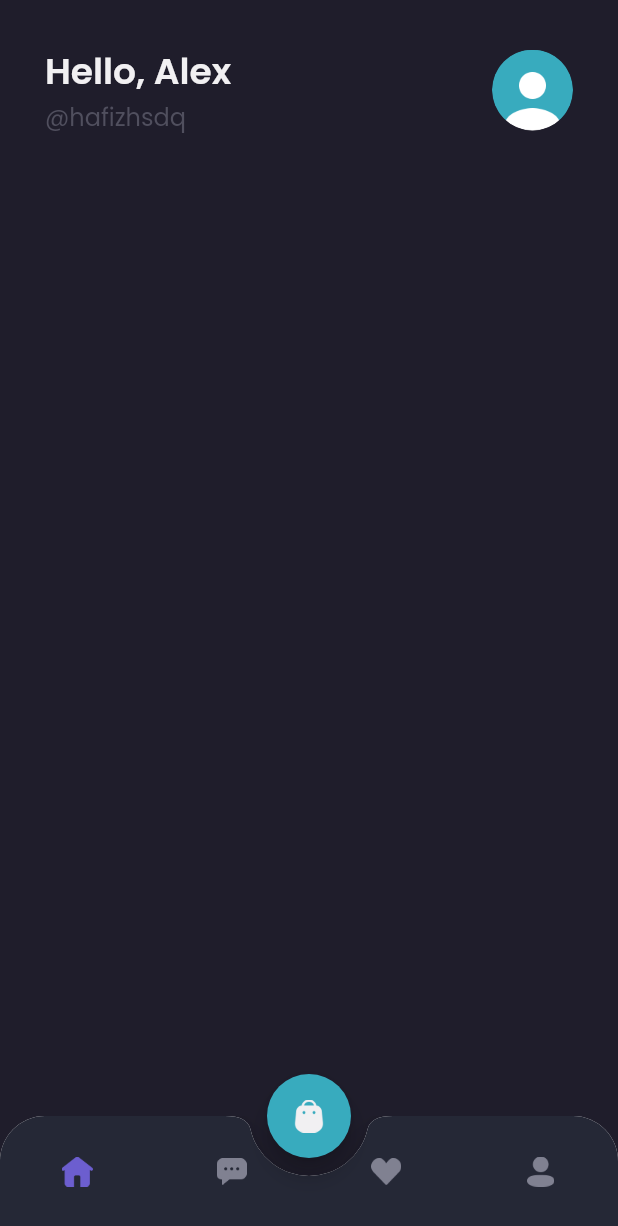
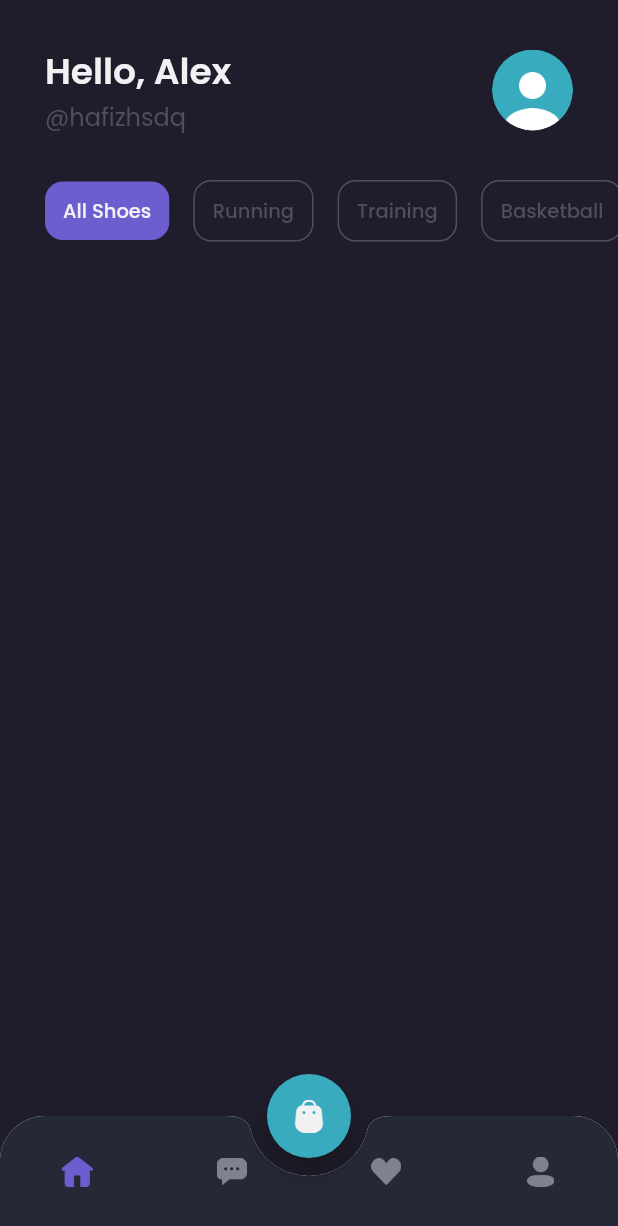
Before and after one commit to 1hafizhsdq/shamo, a Flutter app: the MainPage screen opened by its route, on a phone screen of 412 x 824 dp. Shown: the top 1226 px of the screen. Run offline on Flutter 3.47's test engine with Material 2 defaults, Android fonts, the phone set to English and light mode, and no system bars; our stand-ins replace google_fonts.

Commit message:
home page categories

```diff
--- a/lib/pages/home/home_page.dart
+++ b/lib/pages/home/home_page.dart
@@ -52,9 +52,138 @@ class HomePage extends StatelessWidget {
       );
     }
 
+    Widget categories() {
+      return Container(
+        margin: EdgeInsets.only(top: defaultMargin),
+        child: SingleChildScrollView(
+          scrollDirection: Axis.horizontal,
+          child: Row(
+            children: [
+              SizedBox(
+                width: defaultMargin,
+              ),
+              Container(
+                padding: EdgeInsets.symmetric(
+                  horizontal: 12,
+                  vertical: 10,
+                ),
+                margin: EdgeInsets.only(
+                  right: 16,
+                ),
+                decoration: BoxDecoration(
+                  borderRadius: BorderRadius.circular(12),
+                  color: primaryColor,
+                ),
+                child: Text(
+                  "All Shoes",
+                  style: primaryTextStyle.copyWith(
+                    fontSize: 13,
+                    fontWeight: medium,
+                  ),
+                ),
+              ),
+              Container(
+                padding: EdgeInsets.symmetric(
+                  horizontal: 12,
+                  vertical: 10,
+                ),
+                margin: EdgeInsets.only(
+                  right: 16,
+                ),
+                decoration: BoxDecoration(
+                  borderRadius: BorderRadius.circular(12),
+                  border: Border.all(
+                    color: subtitleColor,
+                  ),
+                  color: transparentColor,
+                ),
+                child: Text(
+                  "Running",
+                  style: subtitleTextStyle.copyWith(
+                    fontSize: 13,
+                    fontWeight: medium,
+                  ),
+                ),
+              ),
+              Container(
+                padding: EdgeInsets.symmetric(
+                  horizontal: 12,
+                  vertical: 10,
+                ),
+                margin: EdgeInsets.only(
+                  right: 16,
+                ),
+                decoration: BoxDecoration(
+                  borderRadius: BorderRadius.circular(12),
+                  border: Border.all(
+                    color: subtitleColor,
+                  ),
+                  color: transparentColor,
+                ),
+                child: Text(
+                  "Training",
+                  style: subtitleTextStyle.copyWith(
+                    fontSize: 13,
+                    fontWeight: medium,
+                  ),
+                ),
+              ),
+              Container(
+                padding: EdgeInsets.symmetric(
+                  horizontal: 12,
+                  vertical: 10,
+                ),
+                margin: EdgeInsets.only(
+                  right: 16,
+                ),
+                decoration: BoxDecoration(
+                  borderRadius: BorderRadius.circular(12),
+                  border: Border.all(
+                    color: subtitleColor,
+                  ),
+                  color: transparentColor,
+                ),
+                child: Text(
+                  "Basketball",
+                  style: subtitleTextStyle.copyWith(
+                    fontSize: 13,
+                    fontWeight: medium,
+                  ),
+                ),
+              ),
+              Container(
+                padding: EdgeInsets.symmetric(
+                  horizontal: 12,
+                  vertical: 10,
+                ),
+                margin: EdgeInsets.only(
+                  right: 16,
+                ),
+                decoration: BoxDecoration(
+                  borderRadius: BorderRadius.circular(12),
+                  border: Border.all(
+                    color: subtitleColor,
+                  ),
+                  color: transparentColor,
+                ),
+                child: Text(
+                  "Hiking",
+                  style: subtitleTextStyle.copyWith(
+                    fontSize: 13,
+                    fontWeight: medium,
+                  ),
+                ),
+              ),
+            ],
+          ),
+        ),
+      );
+    }
+
     return ListView(
       children: [
         header(),
+        categories(),
       ],
     );
   }
--- a/lib/theme.dart
+++ b/lib/theme.dart
@@ -14,6 +14,7 @@ Color backgroundColor4 = Color(0xff252836);
 Color primaryTextColor = Color(0xffF1F0F2);
 Color secondaryTextColor = Color(0xff999999);
 Color subtitleColor = Color(0xff504F5E);
+Color transparentColor = Colors.transparent;
 
 TextStyle primaryTextStyle = GoogleFonts.poppins(
   color: primaryTextColor,
```
